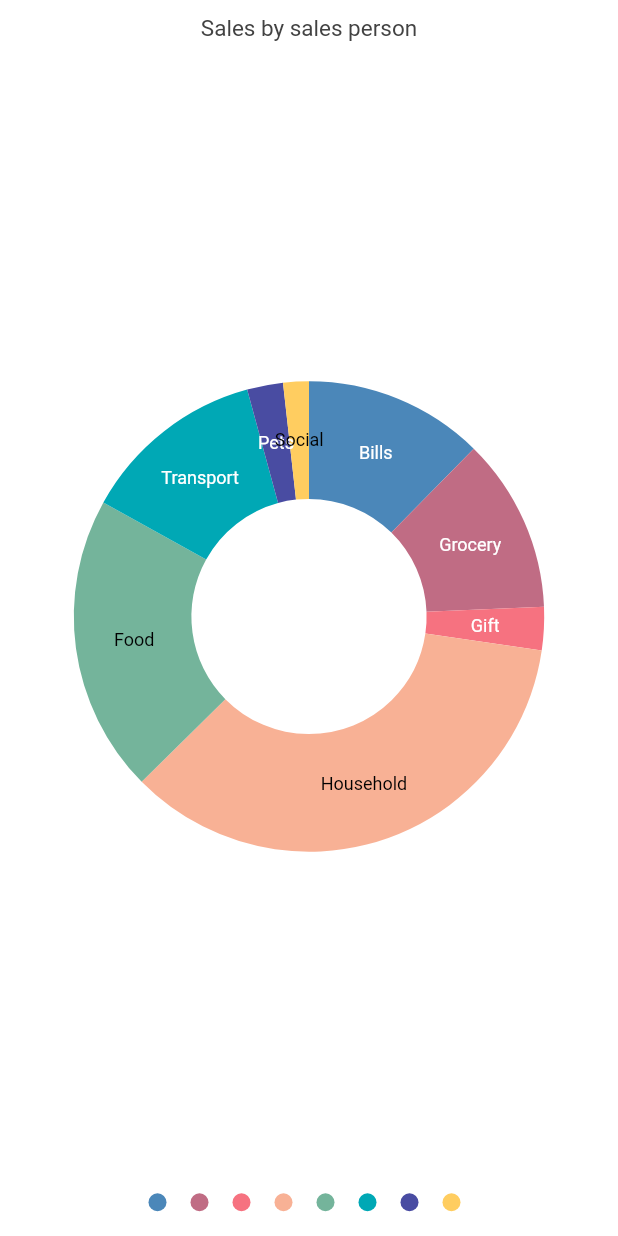
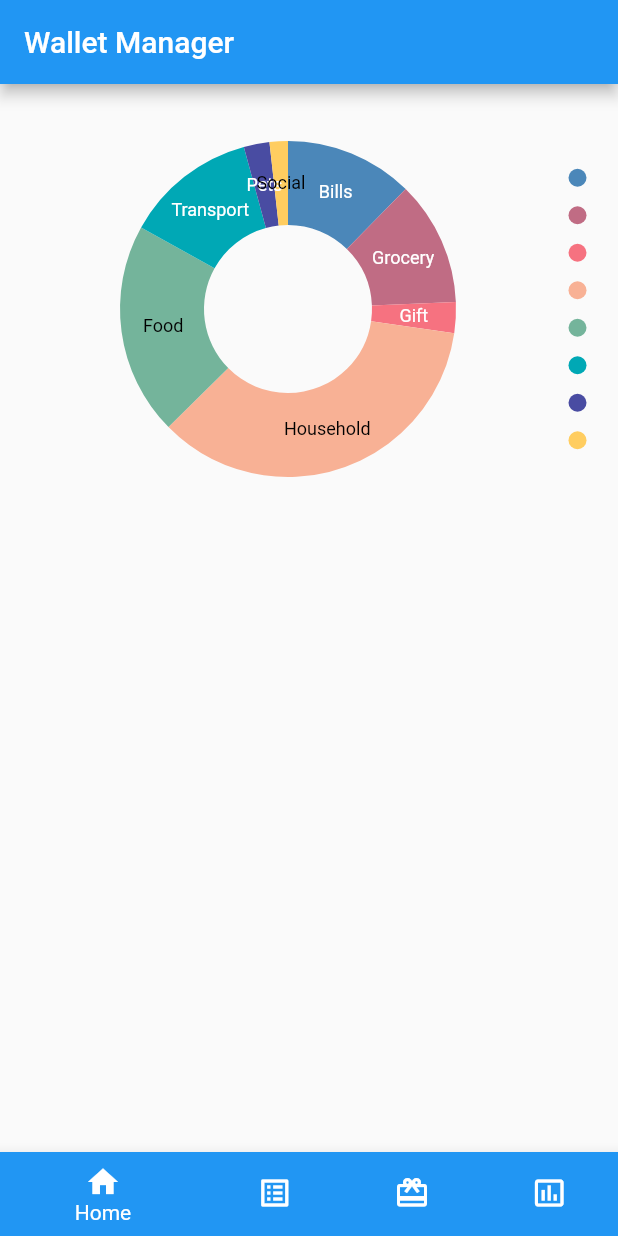
Before and after one commit to seoksee/WhatTheHack, a Flutter app: the screen it shows after launch, on a phone screen of 412 x 824 dp. Run offline on Flutter 3.47's test engine with Material 2 defaults, Android fonts, the phone set to English and light mode, and no system bars; our stand-ins replace syncfusion_flutter_charts.

```diff
--- a/lib/main.dart
+++ b/lib/main.dart
@@ -12,10 +12,10 @@ class MyApp extends StatelessWidget {
   Widget build(BuildContext context) {
     return MaterialApp(
       debugShowCheckedModeBanner: false,
-      title: 'Budget Savvy',
-      theme: ThemeData(
-        primaryColor: Colors.green,
-      ),
+      title: 'Wallet Manager',
+      // theme: ThemeData(
+      //   primaryColor: Colors.blue,
+      // ),
       home: DashboardScreen(),
     );
   }
--- a/lib/screens/DashboardScreen.dart
+++ b/lib/screens/DashboardScreen.dart
@@ -7,6 +7,7 @@ import 'package:budgetsavvy/widgets/BarChart.dart';
 import 'package:flutter/material.dart';
 import 'package:syncfusion_flutter_charts/charts.dart';
 import 'package:syncfusion_flutter_charts/sparkcharts.dart';
+import 'package:budgetsavvy/widgets/placeholder_widget.dart';
 
 class DashboardScreen extends StatefulWidget {
   @override
@@ -14,6 +15,13 @@ class DashboardScreen extends StatefulWidget {
 }
 
 class _DashboardScreenState extends State<DashboardScreen> {
+  int _currentIndex = 0;
+  final List<Widget> _children = [
+    PlaceholderWidget(Colors.white),
+    PlaceholderWidget(Colors.deepOrange),
+    PlaceholderWidget(Colors.green),
+    PlaceholderWidget(Colors.lightBlue)
+  ];
   List<_PieData> pieData = [
     _PieData('', 350, 'Bills'),
     _PieData('', 340, 'Grocery'),
@@ -168,10 +176,35 @@ class _DashboardScreenState extends State<DashboardScreen> {
   //     ),
   //   );
   // }
+
+//   Widget build(BuildContext context) {
+//     return Center(
+//         child: SfCircularChart(
+//             title: ChartTitle(text: 'Sales by sales person'),
+//             legend: Legend(isVisible: true),
+//             series: <DoughnutSeries<_PieData, String>>[
+//           DoughnutSeries<_PieData, String>(
+//               explode: true,
+//               explodeIndex: 0,
+//               dataSource: pieData,
+//               xValueMapper: (_PieData data, _) => data.xData,
+//               yValueMapper: (_PieData data, _) => data.yData,
+//               dataLabelMapper: (_PieData data, _) => data.text,
+//               dataLabelSettings: DataLabelSettings(isVisible: true)),
+//         ]));
+//   }
+// }
+
   Widget build(BuildContext context) {
-    return Center(
+    return Scaffold(
+        appBar: AppBar(
+          title: Text('Wallet Manager'),
+        ),
+        body: Column(
+          children: [
+            _children[_currentIndex],
+            Center(
                 child: SfCircularChart(
-            title: ChartTitle(text: 'Sales by sales person'),
                     legend: Legend(isVisible: true),
                     series: <DoughnutSeries<_PieData, String>>[
                   DoughnutSeries<_PieData, String>(
@@ -182,7 +215,35 @@ class _DashboardScreenState extends State<DashboardScreen> {
                       yValueMapper: (_PieData data, _) => data.yData,
                       dataLabelMapper: (_PieData data, _) => data.text,
                       dataLabelSettings: DataLabelSettings(isVisible: true)),
-        ]));
+                ])),
+          ],
+        ),
+        bottomNavigationBar: BottomNavigationBar(
+          onTap: onTabTapped,
+          currentIndex: _currentIndex, // this will be set when a new tab is tapped
+          items: [
+            BottomNavigationBarItem(
+              icon: new Icon(Icons.home),
+              title: new Text('Home'),
+              backgroundColor: Colors.blue
+            ),
+            BottomNavigationBarItem(
+              icon: new Icon(Icons.list_alt),
+              title: new Text('Budget'),
+            ),
+            BottomNavigationBarItem(
+                icon: Icon(Icons.wallet_giftcard), title: Text('Rewards')),
+            BottomNavigationBarItem(
+                icon: Icon(Icons.insert_chart_outlined),
+                title: Text('Statistics'))
+          ],
+        ));
+  }
+
+  void onTabTapped(int index) {
+    setState(() {
+      _currentIndex = index;
+    });
   }
 }
 
--- /dev/null
+++ b/lib/widgets/placeholder_widget.dart
@@ -0,0 +1,14 @@
+import 'package:flutter/material.dart';
+
+class PlaceholderWidget extends StatelessWidget {
+  final Color color;
+
+  PlaceholderWidget(this.color);
+
+  @override
+  Widget build(BuildContext context) {
+    return Container(
+      color: color,
+    );
+  }
+}
```
Lines whose indentation alone changed are shown as unchanged.
